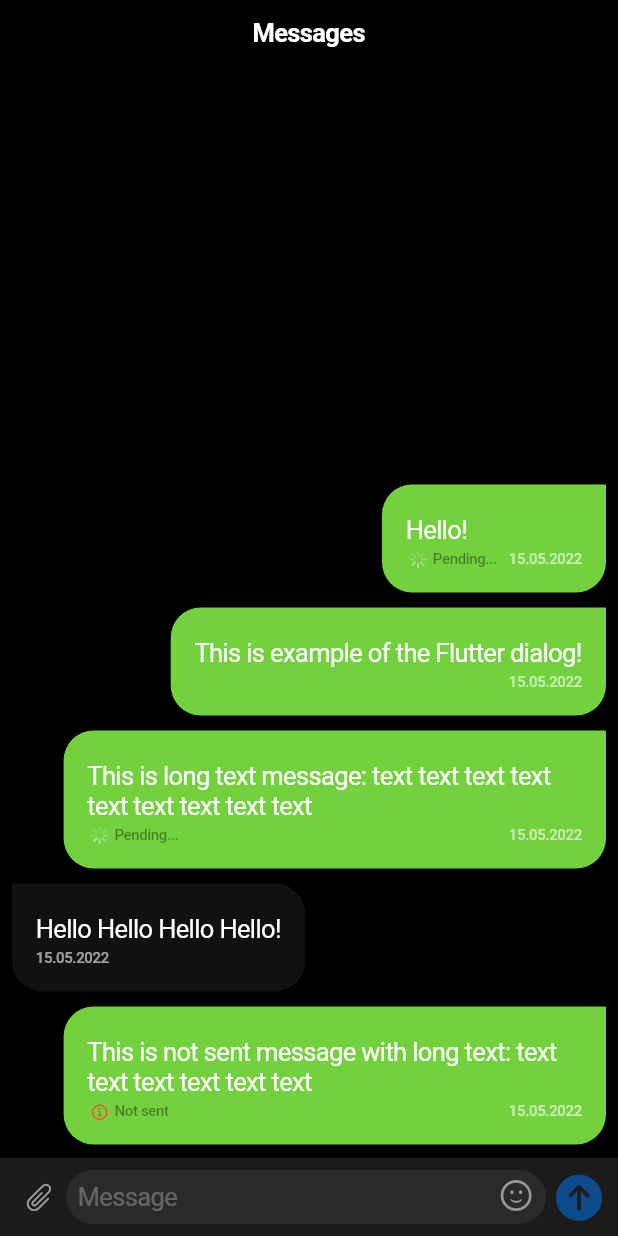
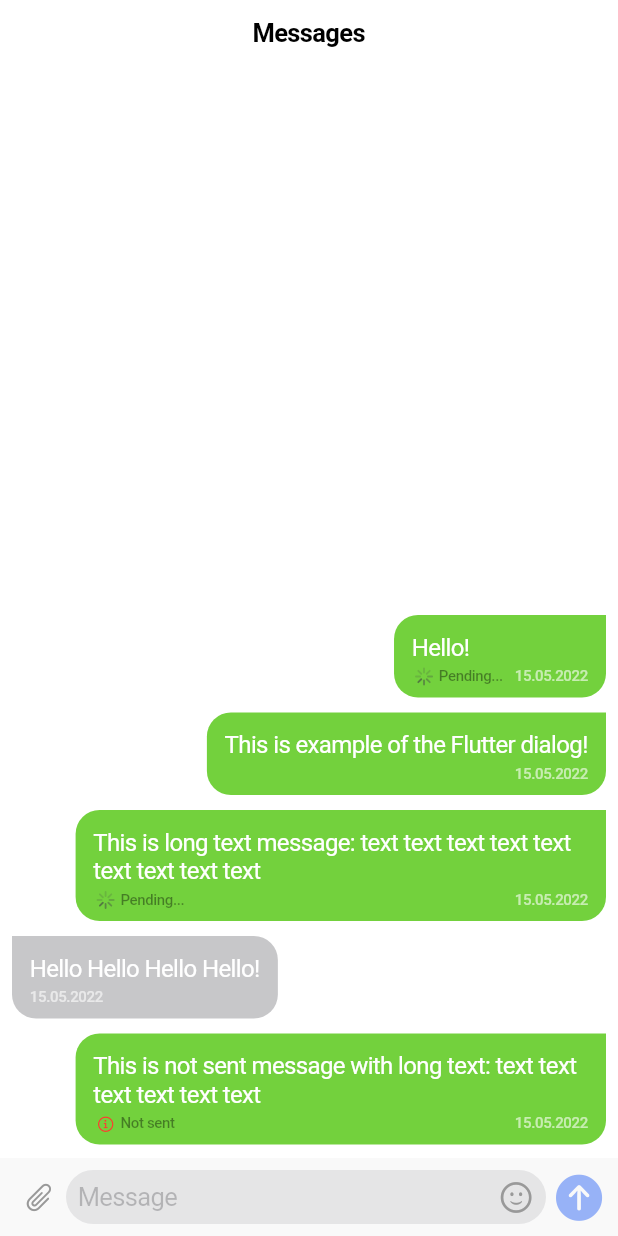
Before and after one commit to starchykov/flutter_dialog, a Flutter app: the screen it shows after launch, on a phone screen of 412 x 824 dp. Run offline on Flutter 3.47's test engine with Material 2 defaults, Android fonts, the phone set to English and light mode, and no system bars.

Commit message:
Some general improvements

```diff
--- a/lib/constants/constants.dart
+++ b/lib/constants/constants.dart
@@ -14,23 +14,29 @@ enum PendingStatus {
 }
 
 const kBackgroundBlue = Color(0xFF2C87F6);
+const kBackgroundGray = Color(0x28787880);
 const kPrimaryColor = Color(0xFF366CF6);
 const kSecondaryColor = Color(0xFFF5F6FC);
 const kBgLightColor = Color(0xFFF2F4FC);
 const kBgDarkColor = Color(0xFFEBEDFA);
 const kErrorColor = Color(0xffff4d4f);
 const kSuccessColor = Color.fromRGBO(115, 209, 61, 1);
-const kGrayColor = CupertinoColors.systemFill;
+const kGrayColor = CupertinoColors.inactiveGray;
 const kDarkGrayColor = CupertinoColors.separator;
+const kTransparencyGrayColor = CupertinoColors.systemFill;
 const kTitleTextColor = Color(0xFF30384D);
 const kTextColor = Color(0xFF4D5875);
 
+const kTextSpaceDefault = 4.0;
+
 const kHeadFontSize = 14.0;
-const kDefaultFontSize = 14.0;
+const kDefaultFontSize = 16.0;
 const kSmallFontSize = 14.0;
 
-const kDefaultOffset = 16.0;
-const kDefaultDoubleOffset = 8.0;
-const kDefaultBoxMargin = 10.0;
-const kDefaultTextSpace = 4.0;
-const kDefaultBorderRadius = 20.0;
+const kOffsetDefault = 4.0;
+const kOffsetDouble = 8.0;
+const kBoxMarginDefault = 12.0;
+
+
+const kBorderRadiusDefault = 16.0;
+const kBorderRadiusOval = 20.0;
--- a/lib/ui/application/application.dart
+++ b/lib/ui/application/application.dart
@@ -8,9 +8,8 @@ class DialogApp extends StatelessWidget {
   Widget build(BuildContext context) {
     return const CupertinoApp(
       debugShowCheckedModeBanner: false,
-      title: 'Flutter Demo',
       theme: CupertinoThemeData(
-        brightness: Brightness.dark,
+        brightness: Brightness.light,
         scaffoldBackgroundColor: CupertinoColors.systemBackground,
       ),
       home: HomeScreen(),
--- a/lib/ui/views/messages_screen/messages_input.dart
+++ b/lib/ui/views/messages_screen/messages_input.dart
@@ -12,7 +12,7 @@ class MessagesInput extends StatelessWidget {
     MessagesScreenViewModel viewModel = context.read<MessagesScreenViewModel>();
     MessagesScreenState state = context.select((MessagesScreenViewModel viewModel) => viewModel.state);
     return Container(
-      padding: const EdgeInsets.symmetric(horizontal: 8, vertical: 8),
+      padding: const EdgeInsets.symmetric(horizontal: kOffsetDouble, vertical: kOffsetDouble),
       color: CupertinoTheme.of(context).barBackgroundColor,
       child: SafeArea(
         top: false,
@@ -21,56 +21,56 @@ class MessagesInput extends StatelessWidget {
           crossAxisAlignment: CrossAxisAlignment.end,
           children: [
             CupertinoButton(
-              minSize: kDefaultDoubleOffset * 4.5,
+              minSize: kOffsetDouble * 4.5,
               padding: EdgeInsets.zero,
               onPressed: () => state.messageText.isEmpty ? null : viewModel.sendMessage(),
               child: const Icon(
                 CupertinoIcons.paperclip,
-                color: CupertinoColors.inactiveGray,
+                color: kGrayColor,
               ),
             ),
             Expanded(
-              child: Container(
-                decoration: const BoxDecoration(
-                  color: CupertinoColors.secondarySystemFill,
-                  borderRadius: BorderRadius.all(Radius.circular(20)),
-                ),
               child: Stack(
                 children: [
                   CupertinoTextField(
-                      padding: const EdgeInsets.only(left: 8, right: 28, top: 8, bottom: 8),
+                    padding: const EdgeInsets.only(
+                      left: kOffsetDouble,
+                      right: kOffsetDouble * 4,
+                      top: kOffsetDouble,
+                      bottom: kOffsetDouble,
+                    ),
                     minLines: viewModel.maxLines(),
                     maxLines: 5,
                     placeholder: 'Message',
                     decoration: const BoxDecoration(
+                      color: kBackgroundGray,
                       borderRadius: BorderRadius.all(Radius.circular(20)),
                     ),
                     onChanged: (messageText) => viewModel.onMessageInputPrint(messageText: messageText),
                     controller: viewModel.inputMessageController,
                   ),
                   Positioned(
-                      bottom: 7,
-                      right: 8,
+                    bottom: kOffsetDouble - 2,
+                    right: kOffsetDouble,
                     child: GestureDetector(
                       onTap: viewModel.showStickers,
                       child: state.showStickers
-                            ? const Icon(CupertinoIcons.keyboard, color: CupertinoColors.inactiveGray)
-                            : const Icon(CupertinoIcons.smiley, color: CupertinoColors.inactiveGray),
+                          ? const Icon(CupertinoIcons.keyboard, color: kGrayColor)
+                          : const Icon(CupertinoIcons.smiley, color: kGrayColor),
                     ),
                   ),
                 ],
               ),
             ),
-            ),
-            const SizedBox(width: kDefaultTextSpace),
+            const SizedBox(width: kTextSpaceDefault),
             CupertinoButton(
-              minSize: kDefaultDoubleOffset * 4.5,
+              minSize: kOffsetDouble * 4.5,
               padding: EdgeInsets.zero,
               onPressed: () => state.messageText.isEmpty ? null : viewModel.sendMessage(),
               child: Icon(
                 CupertinoIcons.arrow_up_circle_fill,
-                size: kDefaultDoubleOffset * 4.5,
-                color: viewModel.isInputEmpty ? CupertinoColors.systemBlue.withOpacity(.5) : CupertinoColors.systemBlue,
+                size: kOffsetDouble * 4.5,
+                color: viewModel.isInputEmpty ? kPrimaryColor.withOpacity(.5) : kPrimaryColor,
               ),
             ),
           ],
--- a/lib/ui/views/messages_screen/messages_item.dart
+++ b/lib/ui/views/messages_screen/messages_item.dart
@@ -30,7 +30,7 @@ class MessageItem extends StatelessWidget {
             crossAxisAlignment: CrossAxisAlignment.start,
             children: [
               Container(
-                padding: const EdgeInsets.symmetric(vertical: kDefaultTextSpace),
+                padding: const EdgeInsets.symmetric(vertical: kTextSpaceDefault),
                 child: Row(
                   mainAxisSize: MainAxisSize.min,
                   mainAxisAlignment: isCurrent ? MainAxisAlignment.end : MainAxisAlignment.start,
@@ -38,7 +38,7 @@ class MessageItem extends StatelessWidget {
                     Flexible(
                       child: Text(
                         messageItem.message,
-                        style: const TextStyle(color: CupertinoColors.white),
+                        style: const TextStyle(color: CupertinoColors.white, fontSize: kDefaultFontSize),
                       ),
                     ),
                   ],
@@ -54,7 +54,7 @@ class MessageItem extends StatelessWidget {
                         .tabLabelTextStyle
                         .merge(TextStyle(color: CupertinoColors.white.withOpacity(.6))),
                   ),
-                  const SizedBox(width: kDefaultTextSpace * 2),
+                  const SizedBox(width: kTextSpaceDefault * 2),
                   const Spacer(),
                   Visibility(
                     visible: messageItem.isPending == 1,
@@ -62,7 +62,7 @@ class MessageItem extends StatelessWidget {
                       children: <Widget>[
                         const SizedBox(width: 2),
                         const CupertinoActivityIndicator(radius: 6),
-                        const SizedBox(width: kDefaultTextSpace),
+                        const SizedBox(width: kTextSpaceDefault),
                         // Text('Pending...', style: TextStyle(fontSize: 11, color: Colors.black45)),
                         Text(
                           'Pending...',
@@ -80,7 +80,7 @@ class MessageItem extends StatelessWidget {
                       children: [
                         const SizedBox(width: 2),
                         const Icon(CupertinoIcons.info_circle, size: 12, color: CupertinoColors.destructiveRed),
-                        const SizedBox(width: kDefaultTextSpace),
+                        const SizedBox(width: kTextSpaceDefault),
                         Text(
                           'Not sent',
                           style: CupertinoTheme.of(context)
--- a/lib/ui/views/messages_screen/messages_list.dart
+++ b/lib/ui/views/messages_screen/messages_list.dart
@@ -1,4 +1,5 @@
 import 'package:flutter/cupertino.dart';
+import 'package:flutter_dialog/models/message_model.dart';
 import 'package:flutter_dialog/ui/widgets/no_data_display.dart';
 import 'package:flutter_dialog/constants/constants.dart';
 import 'package:flutter_dialog/ui/widgets/context_menu.dart';
@@ -15,22 +16,21 @@ class MessagesList extends StatelessWidget {
     MessagesScreenViewModel viewModel = context.read<MessagesScreenViewModel>();
     MessagesScreenState state = context.select((MessagesScreenViewModel viewModel) => viewModel.state);
     if (state.messages.isEmpty) return const NoDataToDisplay(text: 'No data', top: 60);
-    return ListView.builder(
+    return ListView(
+      physics: const BouncingScrollPhysics(parent: AlwaysScrollableScrollPhysics()),
+      padding: const EdgeInsets.symmetric(vertical: kTextSpaceDefault, horizontal: 8.0),
       keyboardDismissBehavior: ScrollViewKeyboardDismissBehavior.onDrag,
       controller: viewModel.scrollController,
       reverse: true,
-      physics: const BouncingScrollPhysics(parent: AlwaysScrollableScrollPhysics()),
-      itemCount: state.messages.length,
-      padding: const EdgeInsets.symmetric(vertical: kDefaultTextSpace, horizontal: 8.0),
-      itemBuilder: (context, index) {
-        bool isCurrent = viewModel.currentUser(state.messages[index].userName);
+      children: state.messages.map((Message message) {
+        bool isCurrent = viewModel.isCurrentUser(message.userName);
         return ContextMenu(
           menuActionHeight: 45.0,
           menuWidth: MediaQuery.of(context).size.width * .5,
-          bottomOffsetHeight: kDefaultTextSpace,
+          bottomOffsetHeight: kTextSpaceDefault,
           alignment: isCurrent ? ContextMenuAlignment.end : ContextMenuAlignment.start,
           actions: [
-            if (state.messages[index].isPending == 2) ContextMenuAction(
+            if (message.isPending == 2) ContextMenuAction(
                 icon: CupertinoIcons.arrow_up_circle,
                 title: 'Resent',
                 onPress: () {},
@@ -47,9 +47,9 @@ class MessagesList extends StatelessWidget {
               onPress: () {},
             ),
           ],
-          child: MessageItem(isCurrent: isCurrent, messageItem: state.messages[index]),
+          child: MessageItem(isCurrent: isCurrent, messageItem: message),
         );
-      },
+      }).toList(),
     );
   }
 }
--- a/lib/ui/views/messages_screen/messages_loading.dart
+++ b/lib/ui/views/messages_screen/messages_loading.dart
@@ -17,22 +17,22 @@ class MessageLoading extends StatelessWidget {
         child: Container(
           height: 30,
           width: MediaQuery.of(context).size.width * .4,
-          margin: const EdgeInsets.all(kDefaultBoxMargin),
-          padding: const EdgeInsets.all(kDefaultTextSpace),
+          margin: const EdgeInsets.all(kBoxMarginDefault),
+          padding: const EdgeInsets.all(kTextSpaceDefault),
           decoration: const BoxDecoration(
-            color: kGrayColor,
+            color: kTransparencyGrayColor,
             borderRadius: BorderRadius.only(
-              bottomLeft: Radius.circular(kDefaultBorderRadius),
-              bottomRight: Radius.circular(kDefaultBorderRadius),
-              topLeft: Radius.circular(kDefaultBorderRadius),
-              topRight: Radius.circular(kDefaultBorderRadius),
+              bottomLeft: Radius.circular(kBorderRadiusDefault),
+              bottomRight: Radius.circular(kBorderRadiusDefault),
+              topLeft: Radius.circular(kBorderRadiusDefault),
+              topRight: Radius.circular(kBorderRadiusDefault),
             ),
           ),
           child: Row(
             mainAxisAlignment: MainAxisAlignment.center,
             children: [
-              const CupertinoActivityIndicator(radius: 8),
-              const SizedBox(width: kDefaultDoubleOffset),
+              const CupertinoActivityIndicator(radius: kOffsetDouble),
+              const SizedBox(width: kOffsetDouble),
               Text(
                 'Loading',
                 style: TextStyle(
--- a/lib/ui/views/messages_screen/messages_screen.dart
+++ b/lib/ui/views/messages_screen/messages_screen.dart
@@ -27,17 +27,17 @@ class MessagesScreen extends StatelessWidget {
           previousPageTitle: 'Dialogs',
           middle: const Text('Messages'),
         ),
-        child: SafeArea(
+        child: const SafeArea(
           bottom: false,
           child: Stack(
             children: [
               Column(
-                children: const [
+                children: [
                   Expanded(child: MessagesList()),
                   MessagesInput(),
                 ],
               ),
-              const MessageLoading(),
+              MessageLoading(),
             ],
           ),
         ),
--- a/lib/ui/views/messages_screen/messages_screen_view_model.dart
+++ b/lib/ui/views/messages_screen/messages_screen_view_model.dart
@@ -89,7 +89,7 @@ class MessagesScreenViewModel extends ChangeNotifier {
     notifyListeners();
   }
 
-  bool currentUser(String user) => 'John' == user;
+  bool isCurrentUser(String user) => 'John' == user;
 
   int maxLines() {
     if (_inputMessageController.value.text.length <= 36) return 1;
--- a/lib/ui/widgets/no_data_display.dart
+++ b/lib/ui/widgets/no_data_display.dart
@@ -1,5 +1,5 @@
 import 'package:flutter/cupertino.dart';
-import 'package:flutter/material.dart';
+import 'package:flutter_dialog/constants/constants.dart';
 
 class NoDataToDisplay extends StatelessWidget {
   final String text;
@@ -20,9 +20,9 @@ class NoDataToDisplay extends StatelessWidget {
           child: Row(
             mainAxisAlignment: MainAxisAlignment.center,
             children: [
-              const Icon(CupertinoIcons.tray, color: Colors.grey),
-              const SizedBox(width: 10),
-              Text(text, style: const TextStyle(fontSize: 16, color: Colors.grey)),
+              const Icon(CupertinoIcons.tray, color: kGrayColor),
+              const SizedBox(width: kOffsetDouble),
+              Text(text, style: const TextStyle(fontSize: kDefaultFontSize, color: kGrayColor)),
             ],
           ),
         ),
--- a/lib/ui/widgets/wrapper.dart
+++ b/lib/ui/widgets/wrapper.dart
@@ -1,4 +1,4 @@
-import 'package:flutter/material.dart';
+import 'package:flutter/cupertino.dart';
 import 'package:flutter_dialog/constants/constants.dart';
 
 enum MessageAlignment {start, end}
@@ -57,14 +57,14 @@ class Wrapper extends StatelessWidget {
         sticker ?? const SizedBox(),
         Container(
           margin: const EdgeInsets.symmetric(vertical: 5),
-          padding: const EdgeInsets.symmetric(vertical: 16, horizontal: 16),
+          padding: const EdgeInsets.symmetric(vertical: kOffsetDouble, horizontal: kOffsetDouble + kOffsetDefault),
           decoration: BoxDecoration(
             color: color,
             borderRadius: BorderRadius.only(
-              bottomLeft: const Radius.circular(20.0),
-              bottomRight: const Radius.circular(20.0),
-              topLeft: Radius.circular(alignment == MessageAlignment.end ? 20.0 : 0),
-              topRight: Radius.circular(alignment == MessageAlignment.start ? 20.0 : 0),
+              bottomLeft: const Radius.circular(kBorderRadiusDefault),
+              bottomRight: const Radius.circular(kBorderRadiusDefault),
+              topLeft: Radius.circular(alignment == MessageAlignment.end ? kBorderRadiusDefault : 0),
+              topRight: Radius.circular(alignment == MessageAlignment.start ? kBorderRadiusDefault : 0),
             ),
           ),
           child: message,
```
Also changed, not shown: lib/ui/widgets/context_menu.dart (+16 -1 lines), assets/screenshot_1.png, assets/screenshot_2.png, pubspec.lock, 1 other file. Lines whose indentation alone changed are shown as unchanged.
